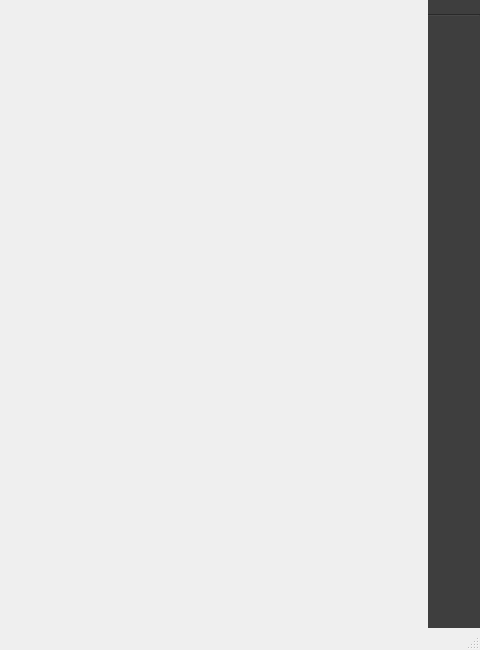
The window that NavTrainer/mainwindow.ui (FranciscoNortesN/IHM-Proyecto) describes before a commit, drawn with Qt 5; both pictures show x 492 to 972 and y 0 to 650 of the 972 by 650 pixel window.
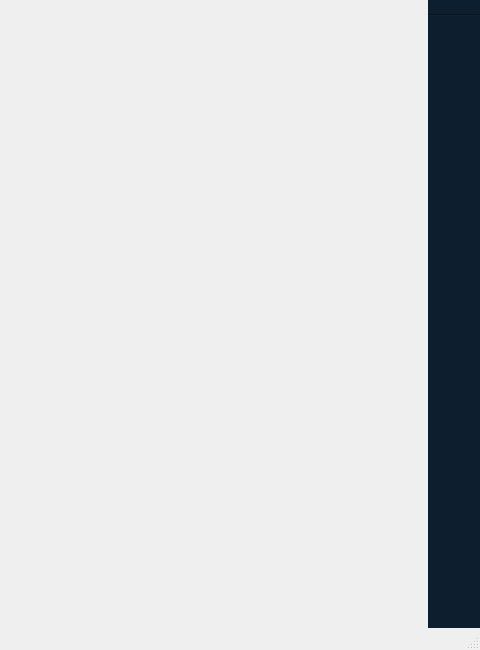
The same window after the commit. Icons and pictures are not drawn.

The edit to the form file:
```diff
--- a/NavTrainer/mainwindow.ui
+++ b/NavTrainer/mainwindow.ui
@@ -42,7 +42,7 @@
        </sizepolicy>
       </property>
       <property name="styleSheet">
-       <string notr="true">background-color: rgb(62, 62, 62);</string>
+       <string notr="true">background-color: rgb(13, 30, 46);</string>
       </property>
       <layout class="QGridLayout" name="gridLayout_2">
        <property name="leftMargin">
```
